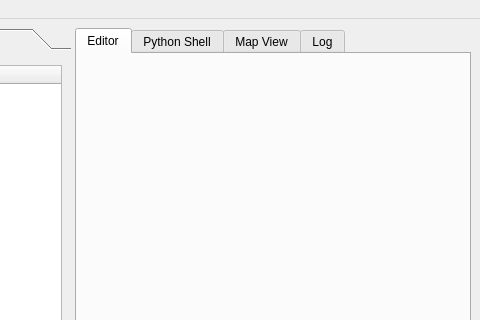
First picture: the form in opus_gui/UI_Testing/opusMain_testing.ui, repository psrc/urbansim, before the edit; both pictures show x 470 to 950 and y 0 to 320 of the 950 by 951 pixel window.
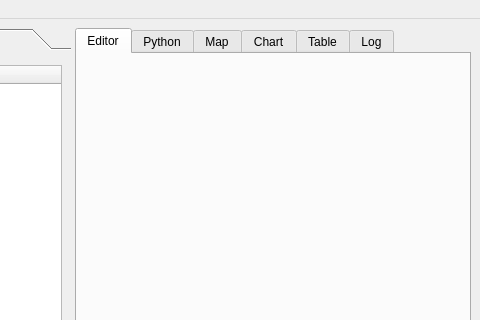
Second picture: the form after the edit. The open tabs and pages were chosen to show the change. Icons and pictures are not drawn.

What changed in the file:
```diff
--- a/opus_gui/UI_Testing/opusMain_testing.ui
+++ b/opus_gui/UI_Testing/opusMain_testing.ui
@@ -2327,12 +2327,12 @@
        </widget>
        <widget class="QWidget" name="tab" >
         <attribute name="title" >
-         <string>Python Shell</string>
+         <string>Python</string>
         </attribute>
        </widget>
        <widget class="QWidget" name="tab_mapView" >
         <attribute name="title" >
-         <string>Map View</string>
+         <string>Map</string>
         </attribute>
         <layout class="QGridLayout" >
          <property name="leftMargin" >
@@ -2368,6 +2368,16 @@
          </item>
         </layout>
        </widget>
+       <widget class="QWidget" name="tab_4" >
+        <attribute name="title" >
+         <string>Chart</string>
+        </attribute>
+       </widget>
+       <widget class="QWidget" name="tab_5" >
+        <attribute name="title" >
+         <string>Table</string>
+        </attribute>
+       </widget>
        <widget class="QWidget" name="tab_3" >
         <attribute name="title" >
          <string>Log</string>
```
Left out of the diff: 2 changed lines with no effect on the pictures.
